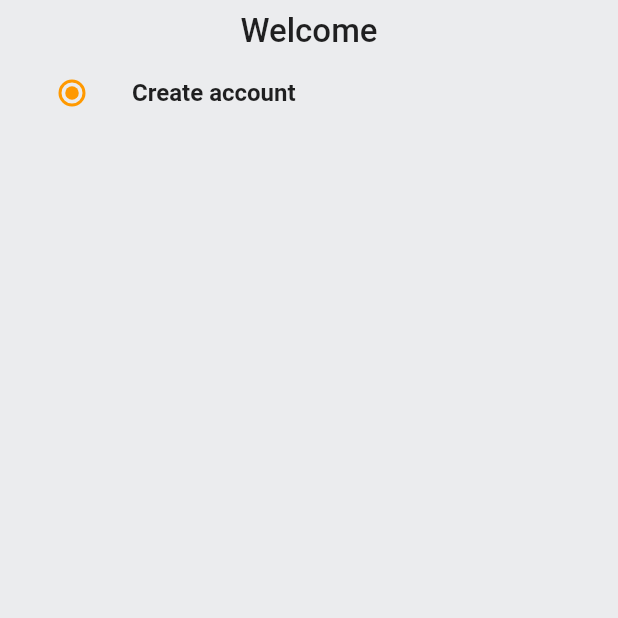
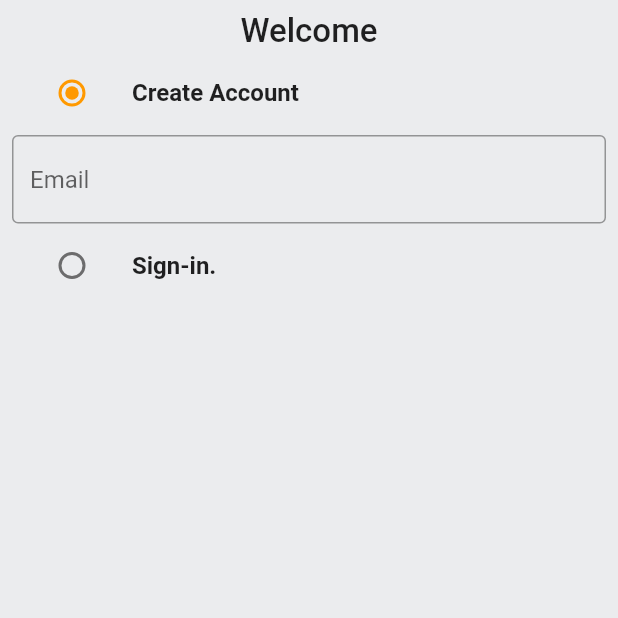
Before and after one commit to arascic1/arascic1-flutter_tech387, a Flutter app: the screen it shows after launch, on a phone screen of 412 x 824 dp, the top half of it. Run offline on Flutter 3.47's test engine with Material 2 defaults, Android fonts, the light colour scheme and no system bars.

Commit message:
napravljen dinamički prikaz email text fielda ovisno od selekcije dva radio buttona

```diff
--- /dev/null
+++ b/lib/common/widgets/custom_textfield.dart
@@ -0,0 +1,39 @@
+import 'package:flutter/material.dart';
+
+class CustomTextField extends StatelessWidget {
+  final TextEditingController controller;
+  final String hintText;
+
+  const CustomTextField({
+    Key? key,
+    required this.controller,
+    required this.hintText
+  }) : super(key: key);
+
+  @override
+  Widget build(BuildContext context) {
+    return TextFormField(
+      controller: controller,
+
+      decoration: InputDecoration(
+        hintText: hintText,
+
+        border: OutlineInputBorder(
+          borderSide: BorderSide(
+            color: Color.fromARGB(95, 0, 0, 0)
+          )
+        ),
+
+        enabledBorder: OutlineInputBorder(
+          borderSide: BorderSide(
+            color: Color.fromARGB(95, 0, 0, 0)
+          )
+        )
+      ),
+
+      validator: (val) {
+
+      }
+    );
+  }
+}
--- a/lib/features/auth/screens/auth_screen.dart
+++ b/lib/features/auth/screens/auth_screen.dart
@@ -1,3 +1,4 @@
+import 'package:ahmed_rascic_tech387_flutter/common/widgets/custom_textfield.dart';
 import 'package:ahmed_rascic_tech387_flutter/constants/global_variables.dart';
 import 'package:flutter/material.dart';
 
@@ -15,7 +16,21 @@
 }
 
 class _AuthScreenState extends State<AuthScreen> {
-  Auth _auth = Auth.signing;
+  Auth _auth = Auth.signup;
+  final _signUpFormKey = GlobalKey<FormState>();
+  final _signInFormKey = GlobalKey<FormState>();
+
+  final TextEditingController _emailController = TextEditingController();
+  final TextEditingController _passwordController = TextEditingController();
+  final TextEditingController _nameController = TextEditingController();
+
+  @override
+  void dispose() {
+    super.dispose();
+    _emailController.dispose();
+    _passwordController.dispose();
+    _nameController.dispose();
+  }
 
   @override
   Widget build(BuildContext context) {
@@ -37,7 +52,39 @@
 
               ListTile(
                 title: const Text(
-                  'Create account',
+                  'Create Account',
+                  style: TextStyle(
+                    fontWeight: FontWeight.bold,
+                  ),
+                ),
+                leading: Radio(
+                  activeColor: GlobalVariables.secondaryColor,
+                  value: Auth.signup,
+                  groupValue: _auth,
+                  onChanged: (Auth? val) {
+                    setState(() => {
+                      _auth = val!
+                    });
+                  },
+                ),
+              ),
+
+              if(_auth == Auth.signup)
+                Form(
+                  key: _signUpFormKey,
+                  child: Column(
+                    children: [
+                      CustomTextField(
+                        controller: _emailController,
+                        hintText: 'Email',
+                      )
+                    ],
+                  )
+                ),
+
+              ListTile(
+                title: const Text(
+                  'Sign-in.',
                   style: TextStyle(
                     fontWeight: FontWeight.bold,
                   ),
```
